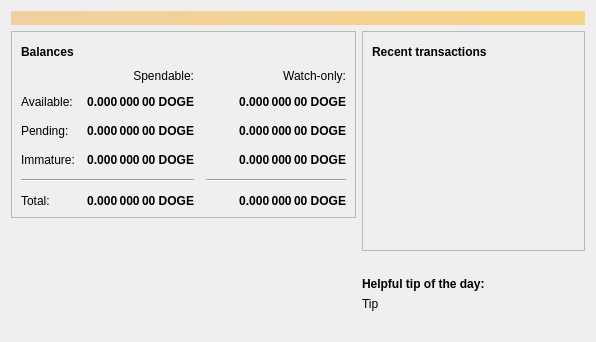
Before: the Qt Designer form src/qt/forms/overviewpage.ui in xepay-project/dogecoin, drawn with Qt 5.
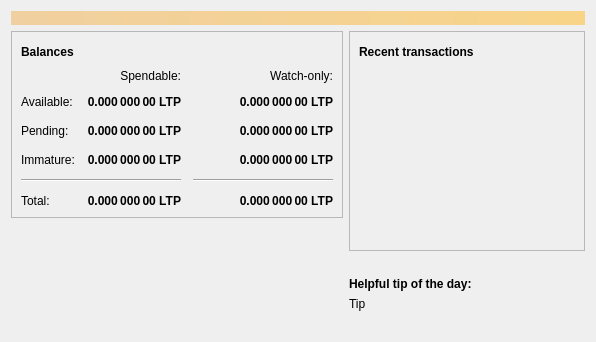
After: the same form once the commit is applied. Icons and pictures are not drawn.

Patch:
```diff
--- a/src/qt/forms/overviewpage.ui
+++ b/src/qt/forms/overviewpage.ui
@@ -129,7 +129,7 @@
                <string>Unconfirmed transactions to watch-only addresses</string>
               </property>
               <property name="text">
-               <string notr="true">0.000 000 00 DOGE</string>
+               <string notr="true">0.000 000 00 LTP</string>
               </property>
               <property name="alignment">
                <set>Qt::AlignRight|Qt::AlignTrailing|Qt::AlignVCenter</set>
@@ -154,7 +154,7 @@
                <string>Total of transactions that have yet to be confirmed, and do not yet count toward the spendable balance</string>
               </property>
               <property name="text">
-               <string notr="true">0.000 000 00 DOGE</string>
+               <string notr="true">0.000 000 00 LTP</string>
               </property>
               <property name="alignment">
                <set>Qt::AlignRight|Qt::AlignTrailing|Qt::AlignVCenter</set>
@@ -179,7 +179,7 @@
                <string>Mined balance in watch-only addresses that has not yet matured</string>
               </property>
               <property name="text">
-               <string notr="true">0.000 000 00 DOGE</string>
+               <string notr="true">0.000 000 00 LTP</string>
               </property>
               <property name="alignment">
                <set>Qt::AlignRight|Qt::AlignTrailing|Qt::AlignVCenter</set>
@@ -237,7 +237,7 @@
                <string>Mined balance that has not yet matured</string>
               </property>
               <property name="text">
-               <string notr="true">0.000 000 00 DOGE</string>
+               <string notr="true">0.000 000 00 LTP</string>
               </property>
               <property name="alignment">
                <set>Qt::AlignRight|Qt::AlignTrailing|Qt::AlignVCenter</set>
@@ -282,7 +282,7 @@
                <string>Your current total balance</string>
               </property>
               <property name="text">
-               <string notr="true">0.000 000 00 DOGE</string>
+               <string notr="true">0.000 000 00 LTP</string>
               </property>
               <property name="alignment">
                <set>Qt::AlignRight|Qt::AlignTrailing|Qt::AlignVCenter</set>
@@ -307,7 +307,7 @@
                <string>Current total balance in watch-only addresses</string>
               </property>
               <property name="text">
-               <string notr="true">0.000 000 00 DOGE</string>
+               <string notr="true">0.000 000 00 LTP</string>
               </property>
               <property name="alignment">
                <set>Qt::AlignRight|Qt::AlignTrailing|Qt::AlignVCenter</set>
@@ -349,7 +349,7 @@
                <string>Your current spendable balance</string>
               </property>
               <property name="text">
-               <string notr="true">0.000 000 00 DOGE</string>
+               <string notr="true">0.000 000 00 LTP</string>
               </property>
               <property name="alignment">
                <set>Qt::AlignRight|Qt::AlignTrailing|Qt::AlignVCenter</set>
@@ -374,7 +374,7 @@
                <string>Your current balance in watch-only addresses</string>
               </property>
               <property name="text">
-               <string notr="true">0.000 000 00 DOGE</string>
+               <string notr="true">0.000 000 00 LTP</string>
               </property>
               <property name="alignment">
                <set>Qt::AlignRight|Qt::AlignTrailing|Qt::AlignVCenter</set>
```
